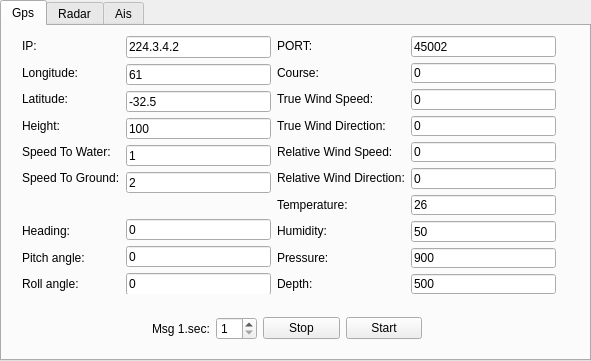
The window that src/mainWin.ui (zhoutk/udpTools) describes before a commit, drawn with Qt 5.
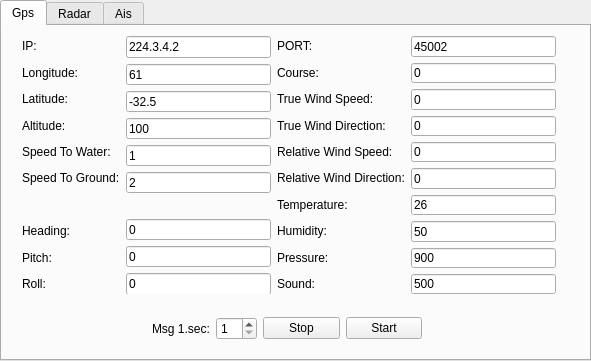
The same window after the commit.

```diff
--- a/src/mainWin.ui
+++ b/src/mainWin.ui
@@ -77,7 +77,7 @@
         <item>
          <widget class="QLabel" name="label_13">
           <property name="text">
-           <string>Height:</string>
+           <string>Altitude:</string>
           </property>
          </widget>
         </item>
@@ -112,14 +112,14 @@
         <item>
          <widget class="QLabel" name="label_10">
           <property name="text">
-           <string>Pitch angle:</string>
+           <string>Pitch:</string>
           </property>
          </widget>
         </item>
         <item>
          <widget class="QLabel" name="label_26">
           <property name="text">
-           <string>Roll angle:</string>
+           <string>Roll:</string>
           </property>
          </widget>
         </item>
@@ -267,7 +267,7 @@
         <item>
          <widget class="QLabel" name="label_39">
           <property name="text">
-           <string>Depth:</string>
+           <string>Sound:</string>
           </property>
          </widget>
         </item>
```
